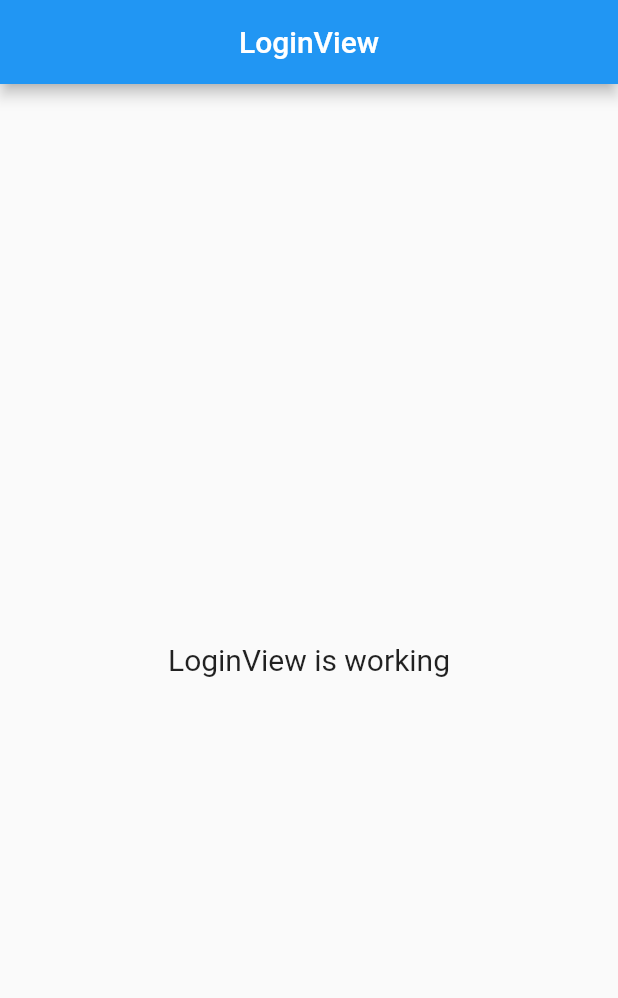
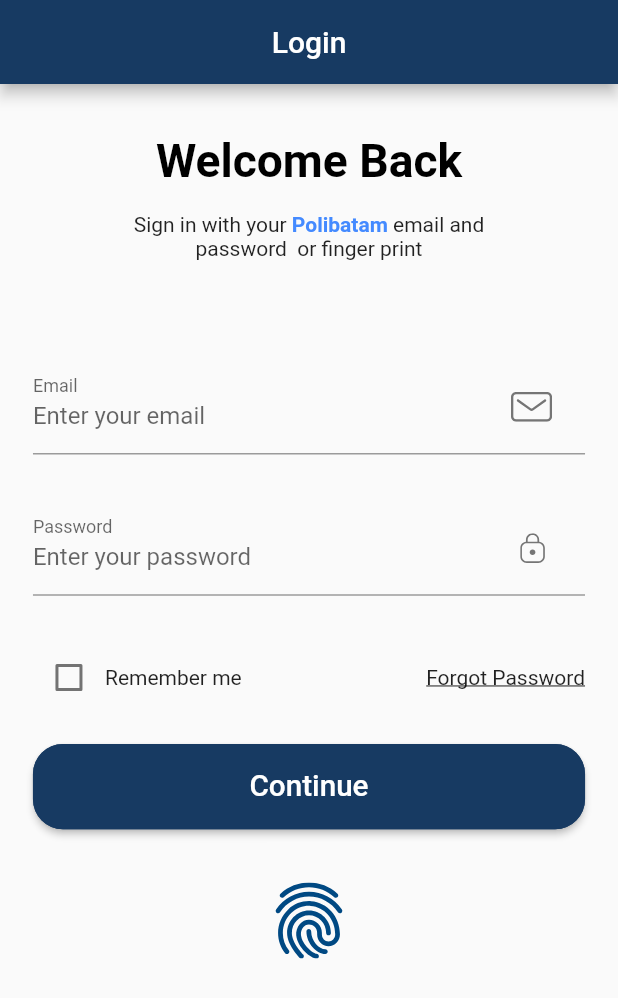
Before and after one commit to santo-polibatam/PolibatamOne, a Flutter app: the screen it shows after launch, on a phone screen of 412 x 824 dp. Shown: the top 998 px of the screen. Run offline on Flutter 3.47's test engine with Material 2 defaults, Android fonts, the phone set to English and light mode, and no system bars; our stand-ins replace flutter_svg, get, lottie.

Commit message:
tambah Login View

```diff
--- /dev/null
+++ b/lib/Components/custom_surfix_icon.dart
@@ -0,0 +1,28 @@
+import 'package:flutter/material.dart';
+import 'package:flutter_svg/flutter_svg.dart';
+import 'package:polibatam_one/Config/size_config.dart';
+
+class CustomSurffixIcon extends StatelessWidget {
+  const CustomSurffixIcon({
+    Key key,
+    @required this.svgIcon,
+  }) : super(key: key);
+
+  final String svgIcon;
+
+  @override
+  Widget build(BuildContext context) {
+    return Padding(
+      padding: EdgeInsets.fromLTRB(
+        0,
+        getProportionateScreenWidth(20),
+        getProportionateScreenWidth(20),
+        getProportionateScreenWidth(20),
+      ),
+      child: SvgPicture.asset(
+        svgIcon,
+        height: getProportionateScreenWidth(18),
+      ),
+    );
+  }
+}
--- /dev/null
+++ b/lib/Components/default_button.dart
@@ -0,0 +1,37 @@
+import 'package:flutter/material.dart';
+import 'package:polibatam_one/Config/size_config.dart';
+import 'package:polibatam_one/Constants/Const.dart';
+
+class DefaultButton extends StatelessWidget {
+  const DefaultButton({
+    Key key,
+    this.text,
+    this.press,
+  }) : super(key: key);
+  final String text;
+  final Function press;
+
+  @override
+  Widget build(BuildContext context) {
+    return SizedBox(
+      width: double.infinity,
+      height: getProportionateScreenHeight(56),
+      child: ElevatedButton(
+        style: ButtonStyle(
+            backgroundColor: MaterialStateProperty.all<Color>(kPrimaryColor),
+            shape: MaterialStateProperty.all<RoundedRectangleBorder>(
+                RoundedRectangleBorder(
+                    borderRadius: BorderRadius.circular(20),
+                    side: BorderSide(color: kPrimaryColor)))),
+        onPressed: press,
+        child: Text(
+          text,
+          style: TextStyle(
+            fontSize: getProportionateScreenWidth(18),
+            color: Colors.white,
+          ),
+        ),
+      ),
+    );
+  }
+}
--- /dev/null
+++ b/lib/Config/size_config.dart
@@ -0,0 +1,30 @@
+import 'package:flutter/material.dart';
+
+class SizeConfig {
+  static MediaQueryData _mediaQueryData;
+  static double screenWidth;
+  static double screenHeight;
+  static double defaultSize;
+  static Orientation orientation;
+
+  void init(BuildContext context) {
+    _mediaQueryData = MediaQuery.of(context);
+    screenWidth = _mediaQueryData.size.width;
+    screenHeight = _mediaQueryData.size.height;
+    orientation = _mediaQueryData.orientation;
+  }
+}
+
+// Get the proportionate height as per screen size
+double getProportionateScreenHeight(double inputHeight) {
+  double screenHeight = SizeConfig.screenHeight;
+  // 812 is the layout height that designer use
+  return (inputHeight / 812.0) * screenHeight;
+}
+
+// Get the proportionate height as per screen size
+double getProportionateScreenWidth(double inputWidth) {
+  double screenWidth = SizeConfig.screenWidth;
+  // 375 is the layout width that designer use
+  return (inputWidth / 375.0) * screenWidth;
+}
--- /dev/null
+++ b/lib/Constants/Const.dart
@@ -0,0 +1,51 @@
+import 'package:flutter/material.dart';
+import 'package:polibatam_one/Config/size_config.dart';
+
+//const kPrimaryColor = Color(0xFFFF7643);
+const kPrimaryColor = Color(0xFF173A62);
+const kPrimaryLightColor = Color(0xFFFFECDF);
+const kPrimaryGradientColor = LinearGradient(
+  begin: Alignment.topLeft,
+  end: Alignment.bottomRight,
+  colors: [Color(0xFFFFA53E), Color(0xFFFF7643)],
+);
+const kSecondaryColor = Color(0xFF979797);
+const kTextColor = Color(0xFF757575);
+
+const kAnimationDuration = Duration(milliseconds: 200);
+
+final headingStyle = TextStyle(
+  fontSize: getProportionateScreenWidth(28),
+  fontWeight: FontWeight.bold,
+  color: Colors.black,
+  height: 1.5,
+);
+
+const defaultDuration = Duration(milliseconds: 250);
+
+// Form Error
+final RegExp emailValidatorRegExp =
+    RegExp(r"^[a-zA-Z0-9.]+@[a-zA-Z0-9]+\.[a-zA-Z]+");
+const String kEmailNullError = "Please Enter your email";
+const String kInvalidEmailError = "Please Enter Valid Email";
+const String kPassNullError = "Please Enter your password";
+const String kShortPassError = "Password is too short";
+const String kMatchPassError = "Passwords don't match";
+const String kNamelNullError = "Please Enter your name";
+const String kPhoneNumberNullError = "Please Enter your phone number";
+const String kAddressNullError = "Please Enter your address";
+
+final otpInputDecoration = InputDecoration(
+  contentPadding:
+      EdgeInsets.symmetric(vertical: getProportionateScreenWidth(15)),
+  border: outlineInputBorder(),
+  focusedBorder: outlineInputBorder(),
+  enabledBorder: outlineInputBorder(),
+);
+
+OutlineInputBorder outlineInputBorder() {
+  return OutlineInputBorder(
+    borderRadius: BorderRadius.circular(getProportionateScreenWidth(15)),
+    borderSide: BorderSide(color: kTextColor),
+  );
+}
--- /dev/null
+++ b/lib/app/modules/Aunth/login/views/body.dart
@@ -0,0 +1,57 @@
+import 'package:flutter/material.dart';
+import 'package:get/get.dart';
+import 'package:polibatam_one/Config/size_config.dart';
+import 'package:polibatam_one/app/modules/Aunth/Login/controllers/login_controller.dart';
+import 'package:polibatam_one/app/modules/Aunth/Login/views/sign_form.dart';
+
+class Body extends GetView<LoginController> {
+  @override
+  Widget build(BuildContext context) {
+    return SafeArea(
+      child: SizedBox(
+        width: double.infinity,
+        child: Padding(
+          padding:
+              EdgeInsets.symmetric(horizontal: getProportionateScreenWidth(20)),
+          child: SingleChildScrollView(
+            child: Column(
+              children: [
+                SizedBox(height: SizeConfig.screenHeight * 0.04),
+                Text(
+                  "Welcome Back",
+                  style: TextStyle(
+                    color: Colors.black,
+                    fontSize: getProportionateScreenWidth(28),
+                    fontWeight: FontWeight.bold,
+                  ),
+                ),
+                SizedBox(height: SizeConfig.screenHeight * 0.02),
+                RichText(
+                  textAlign: TextAlign.center,
+                  text: TextSpan(
+                    text: 'Sign in with your ',
+                    style: DefaultTextStyle.of(context).style,
+                    children: <TextSpan>[
+                      TextSpan(
+                          text: 'Polibatam',
+                          style: TextStyle(
+                              fontWeight: FontWeight.bold,
+                              color: Colors.blueAccent)),
+                      TextSpan(text: ' email and \npassword  or finger print'),
+                    ],
+                  ),
+                ),
+
+                SizedBox(height: SizeConfig.screenHeight * 0.08),
+                SignForm(),
+                SizedBox(height: SizeConfig.screenHeight * 0.08),
+
+                //NoAccountText(),
+              ],
+            ),
+          ),
+        ),
+      ),
+    );
+  }
+}
--- a/lib/app/modules/Aunth/login/views/login_view.dart
+++ b/lib/app/modules/Aunth/login/views/login_view.dart
@@ -1,6 +1,8 @@
 import 'package:flutter/material.dart';
 
 import 'package:get/get.dart';
+import 'package:polibatam_one/Constants/Const.dart';
+import 'package:polibatam_one/app/modules/Aunth/Login/views/body.dart';
 
 import '../controllers/login_controller.dart';
 
@@ -9,15 +11,11 @@ class LoginView extends GetView<LoginController> {
   Widget build(BuildContext context) {
     return Scaffold(
       appBar: AppBar(
-        title: Text('LoginView'),
+        backgroundColor: kPrimaryColor,
         centerTitle: true,
+        title: Text('Login', style: TextStyle(color: Colors.white)),
       ),
-      body: Center(
-        child: Text(
-          'LoginView is working',
-          style: TextStyle(fontSize: 20),
-        ),
-      ),
+      body: Body(),
     );
   }
 }
--- /dev/null
+++ b/lib/app/modules/Aunth/login/views/sign_form.dart
@@ -0,0 +1,162 @@
+import 'package:flutter/material.dart';
+import 'package:flutter_svg/svg.dart';
+import 'package:get/get.dart';
+import 'package:polibatam_one/Components/custom_surfix_icon.dart';
+import 'package:polibatam_one/Components/default_button.dart';
+import 'package:polibatam_one/Config/size_config.dart';
+import 'package:polibatam_one/Constants/Const.dart';
+
+class SignForm extends StatefulWidget {
+  @override
+  _SignFormState createState() => _SignFormState();
+}
+
+class _SignFormState extends State<SignForm> {
+  final _formKey = GlobalKey<FormState>();
+  String email;
+  String password;
+  bool remember = false;
+  final List<String> errors = [];
+
+  void addError({String error}) {
+    if (!errors.contains(error))
+      setState(() {
+        errors.add(error);
+      });
+  }
+
+  void removeError({String error}) {
+    if (errors.contains(error))
+      setState(() {
+        errors.remove(error);
+      });
+  }
+
+  @override
+  Widget build(BuildContext context) {
+    return Form(
+      key: _formKey,
+      child: Column(
+        children: [
+          buildEmailFormField(),
+          SizedBox(height: getProportionateScreenHeight(30)),
+          buildPasswordFormField(),
+          SizedBox(height: getProportionateScreenHeight(30)),
+          Row(
+            children: [
+              Checkbox(
+                value: remember,
+                activeColor: kPrimaryColor,
+                onChanged: (value) {
+                  setState(() {
+                    remember = value;
+                  });
+                },
+              ),
+              Text("Remember me"),
+              Spacer(),
+              GestureDetector(
+                // onTap: () => Navigator.pushNamed(
+                //     //context, ForgotPasswordScreen.routeName),
+                child: Text(
+                  "Forgot Password",
+                  style: TextStyle(decoration: TextDecoration.underline),
+                ),
+              )
+            ],
+          ),
+          //FormError(errors: errors),
+          SizedBox(height: getProportionateScreenHeight(20)),
+          DefaultButton(
+            text: "Continue",
+            press: () {
+              if (_formKey.currentState.validate()) {
+                _formKey.currentState.save();
+                // if all are valid then go to success screen
+                //KeyboardUtil.hideKeyboard(context);
+                //Navigator.pushNamed(context, LoginSuccessScreen.routeName);
+              }
+            },
+          ),
+          SizedBox(height: getProportionateScreenHeight(35)),
+          GestureDetector(
+            onTap: () {
+              Get.snackbar('Login Finger print', 'Succeed');
+            },
+            child: SvgPicture.asset(
+              'assets/icons/fingerprint.svg',
+              height: getProportionateScreenHeight(50),
+              width: getProportionateScreenWidth(50),
+            ),
+          )
+        ],
+      ),
+    );
+  }
+
+  TextFormField buildPasswordFormField() {
+    return TextFormField(
+      obscureText: true,
+      onSaved: (newValue) => password = newValue,
+      onChanged: (value) {
+        if (value.isNotEmpty) {
+          removeError(error: kPassNullError);
+        } else if (value.length >= 8) {
+          removeError(error: kShortPassError);
+        }
+        return null;
+      },
+      validator: (value) {
+        if (value.isEmpty) {
+          addError(error: kPassNullError);
+          return "";
+        } else if (value.length < 8) {
+          addError(error: kShortPassError);
+          return "";
+        }
+        return null;
+      },
+      decoration: InputDecoration(
+        labelText: "Password",
+        hintText: "Enter your password",
+        // If  you are using latest version of flutter then lable text and hint text shown like this
+        // if you r using flutter less then 1.20.* then maybe this is not working properly
+        floatingLabelBehavior: FloatingLabelBehavior.always,
+        suffixIcon: CustomSurffixIcon(svgIcon: "assets/icons/Lock.svg"),
+      ),
+    );
+  }
+
+  TextFormField buildEmailFormField() {
+    return TextFormField(
+      keyboardType: TextInputType.emailAddress,
+      onSaved: (newValue) => email = newValue,
+      onChanged: (value) {
+        if (value.isNotEmpty) {
+          removeError(error: kEmailNullError);
+        } else if (emailValidatorRegExp.hasMatch(value)) {
+          removeError(error: kInvalidEmailError);
+        }
+        return null;
+      },
+      validator: (value) {
+        if (value.isEmpty) {
+          addError(error: kEmailNullError);
+          return "";
+        } else if (!emailValidatorRegExp.hasMatch(value)) {
+          addError(error: kInvalidEmailError);
+          return "";
+        }
+        return null;
+      },
+      decoration: InputDecoration(
+        labelText: "Email",
+        hintText: "Enter your email",
+        // If  you are using latest version of flutter then lable text and hint text shown like this
+        // if you r using flutter less then 1.20.* then maybe this is not working properly
+        floatingLabelBehavior: FloatingLabelBehavior.always,
+        suffixIcon: CustomSurffixIcon(svgIcon: "assets/icons/Mail.svg"),
+      ),
+    );
+  }
+}
--- a/lib/app/modules/Splash/views/splash_view.dart
+++ b/lib/app/modules/Splash/views/splash_view.dart
@@ -2,12 +2,14 @@ import 'package:flutter/material.dart';
 
 import 'package:get/get.dart';
 import 'package:lottie/lottie.dart';
+import 'package:polibatam_one/Config/size_config.dart';
 import '../controllers/splash_controller.dart';
 
 class SplashView extends GetView<SplashController> {
   final SplashController controller = Get.put(SplashController());
   @override
   Widget build(BuildContext context) {
+    SizeConfig().init(context);
     return Scaffold(
       body: Container(
         alignment: Alignment.center,
--- a/pubspec.yaml
+++ b/pubspec.yaml
@@ -24,13 +24,13 @@ dependencies:
   flutter:
     sdk: flutter
   cupertino_icons: ^1.0.2
+  flutter_svg: ^0.19.3
   get: 4.1.1
   lottie: ^1.0.1
 
 dev_dependencies:
   flutter_test:
     sdk: flutter
-
 
 # For information on the generic Dart part of this file, see the
 # following page: https://dart.dev/tools/pub/pubspec
```
Also changed, not shown: lib/Components/no_account_text.dart (added, +31 -0 lines), lib/Themes/theme.dart (added, +47 -0 lines), pubspec.lock.
